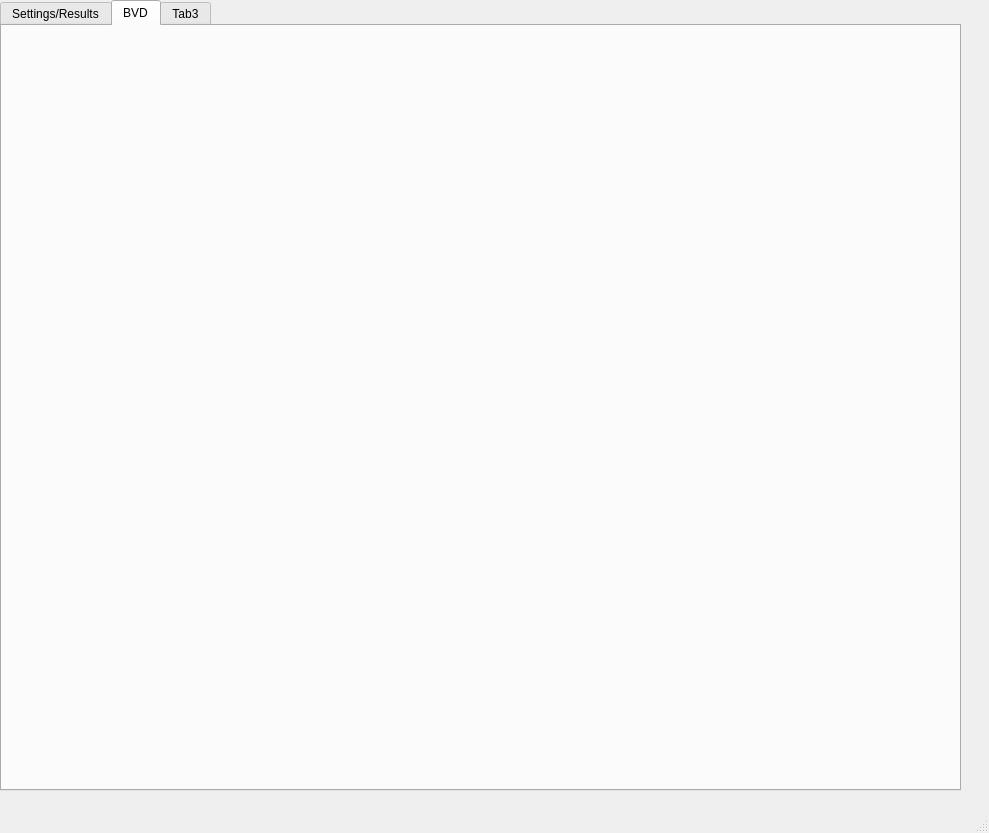
First picture: the form in Magnicon Offline Analyzer GUI.ui, repository usnistgov/Magnicon-Offline-Analyzer, before the edit.
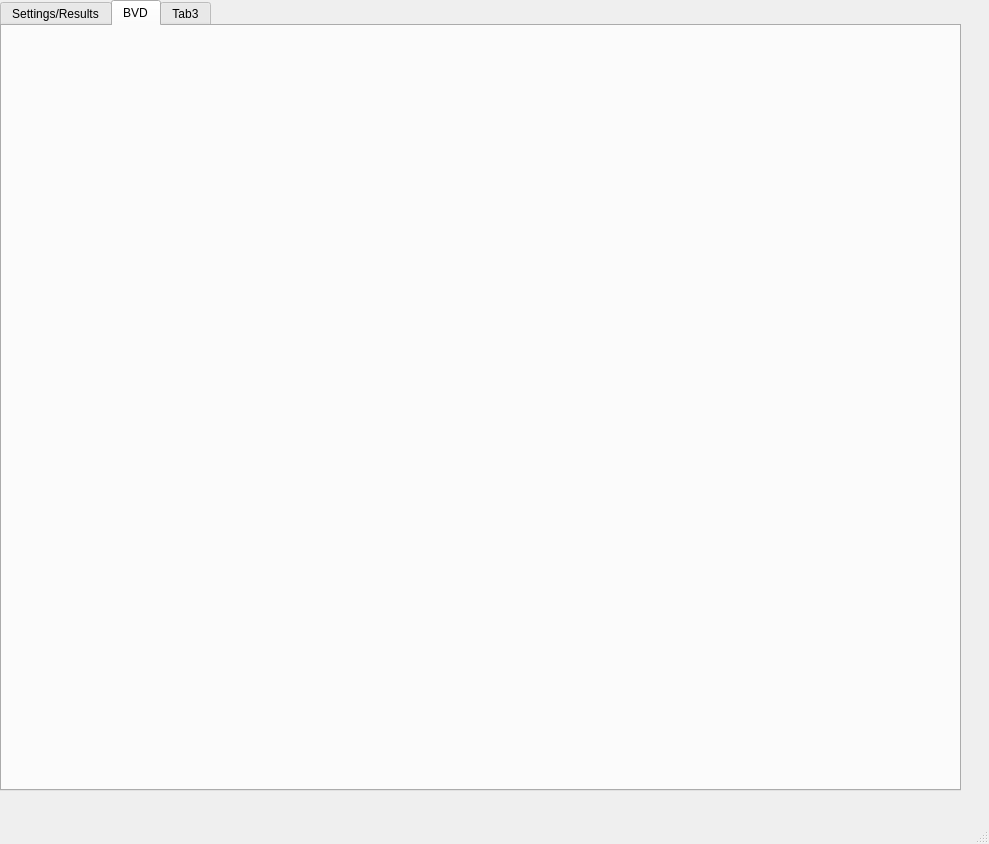
Second picture: the form after the edit. The open tabs and pages were chosen to show the change.

```diff
--- a/Magnicon Offline Analyzer GUI.ui
+++ b/Magnicon Offline Analyzer GUI.ui
@@ -7,7 +7,7 @@
     <x>0</x>
     <y>0</y>
     <width>989</width>
-    <height>833</height>
+    <height>844</height>
    </rect>
   </property>
   <property name="windowTitle">
@@ -1743,7 +1743,7 @@
         <x>0</x>
         <y>0</y>
         <width>951</width>
-        <height>761</height>
+        <height>681</height>
        </rect>
       </property>
       <layout class="QVBoxLayout" name="verticalLayout"/>
```
Left out of the diff: 13 changed lines with no effect on the pictures.
